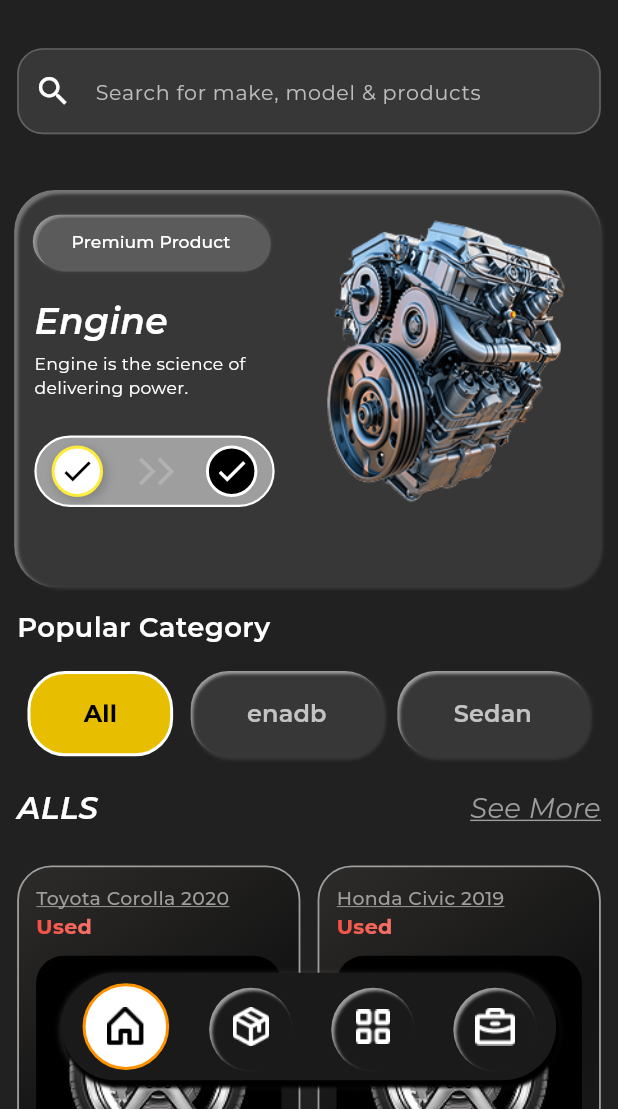
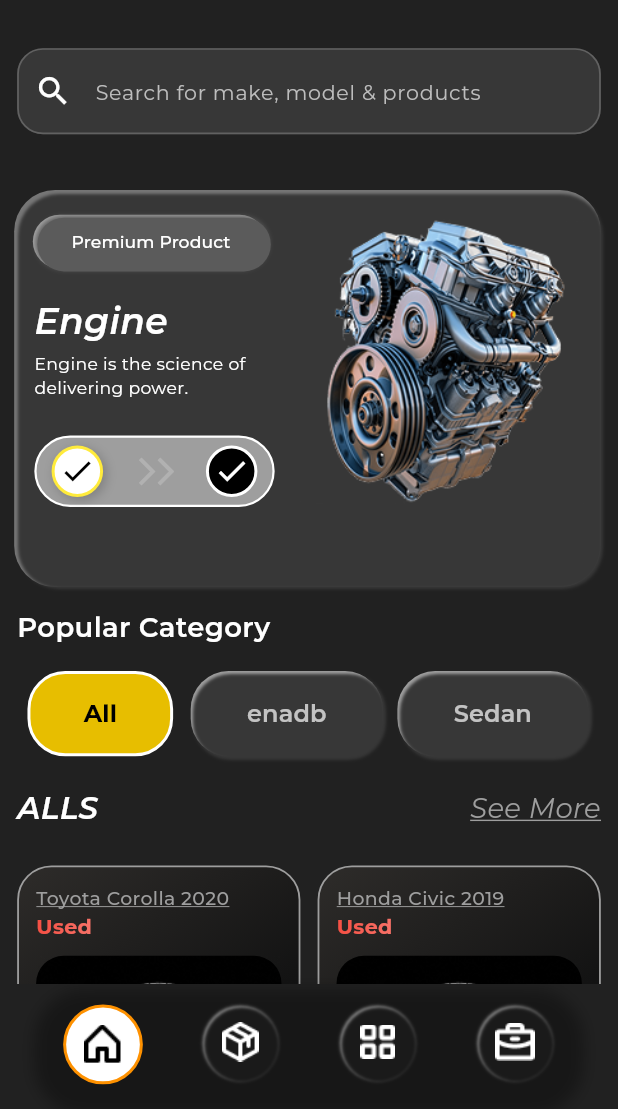
Before and after one commit to Ebadzmn/car_parts_app, a Flutter app: the screen it shows after launch, on a phone screen of 412 x 824 dp, the part 127-1236 px from its top. Run offline on Flutter 3.47's test engine with Material 3 defaults, Android fonts, the phone set to English and light mode, and no system bars; our stand-ins replace bloc, carousel_slider, dartz, dotted_border, equatable, flutter_animate and 8 more; missing offline and left inert: gradient_slide_to_act.

Commit message:
for delivery

```diff
--- a/lib/main.dart
+++ b/lib/main.dart
@@ -6,34 +6,34 @@ import 'package:car_parts_app/presentation/details/bloc/details_bloc.dart';
 import 'package:car_parts_app/presentation/faqs/bloc/faqs_bloc.dart';
 import 'package:car_parts_app/presentation/home/bloc/drug_bloc.dart';
 import 'package:car_parts_app/presentation/home/bloc/home_bloc.dart';
+import 'package:car_parts_app/presentation/home/pages/main_screen.dart';
 import 'package:car_parts_app/presentation/onboard/bloc/onboard_bloc.dart';
-
 import 'package:flutter/material.dart';
 import 'package:flutter/services.dart';
 import 'package:flutter_screenutil/flutter_screenutil.dart';
 import 'package:flutter_bloc/flutter_bloc.dart';
 
+
 void main() async {
   WidgetsFlutterBinding.ensureInitialized();
   await di.init();
 
-
+  // Set system navigation bar color normal (non-transparent)
+  SystemChrome.setSystemUIOverlayStyle(const SystemUiOverlayStyle(
+    systemNavigationBarColor: Colors.black,
+    systemNavigationBarIconBrightness: Brightness.light,
+    statusBarColor: Colors.transparent, // optional
+    statusBarIconBrightness: Brightness.light,
+  ));
 
   runApp(const MyApp());
 }
-
 
 class MyApp extends StatelessWidget {
   const MyApp({super.key});
 
   @override
   Widget build(BuildContext context) {
-    // SystemChrome.setSystemUIOverlayStyle(
-    //   const SystemUiOverlayStyle(
-    //     statusBarColor: Colors.amber, // transparent করতে হবে
-    //     statusBarIconBrightness: Brightness.light,
-    //   ),
-    // );
     return ScreenUtilInit(
       designSize: const Size(360, 690),
       minTextAdapt: true,
@@ -42,38 +42,30 @@ class MyApp extends StatelessWidget {
         return MultiBlocProvider(
           providers: [
             BlocProvider(
-              create: (context) =>
-                  di.sl<OnboardBloc>()..add(FetchOnBoardEvent()),
+              create: (context) => di.sl<OnboardBloc>()..add(FetchOnBoardEvent()),
             ),
             BlocProvider(
               create: (context) => di.sl<HomeBloc>()..add(FetchCardEvent()),
             ),
             BlocProvider(
-              create: (context) =>
-                  di.sl<DetailsBloc>()..add(CaroselPageChanged(0)),
+              create: (context) => di.sl<DetailsBloc>()..add(CaroselPageChanged(0)),
             ),
             BlocProvider(create: (context) => di.sl<FaqsBloc>()),
             BlocProvider(create: (context) => di.sl<DragBloc>()),
             BlocProvider(create: (context) => di.sl<BottomNavBloc>()),
             BlocProvider(
-              create: (context) =>
-                  di.sl<CategoryBloc>()..add(LoadCategoryEvent()),
+              create: (context) => di.sl<CategoryBloc>()..add(LoadCategoryEvent()),
             ),
           ],
           child: MaterialApp.router(
-            theme: ThemeData(scaffoldBackgroundColor: Color(0xFF212121)),
+            theme: ThemeData(
+              scaffoldBackgroundColor: const Color(0xFF212121),
+            ),
             debugShowCheckedModeBanner: false,
-
-            routerConfig: appRouter
-
-
-            // home: ChangeBasicInfo(),
-            // home: LoginPage(),
-            // home: CarDetailsPage(carImages: []),
-             // home: CustomHorizontalStepperPage(),
-            // home: CustomHorizontalStepperPage(),
-            // home: CarDetailsPage(carImages: [],),
-
+            routerConfig: appRouter,
+            builder: (context, child) {
+              return child!; // set MainScreen as home
+            },
           ),
         );
       },
--- a/lib/presentation/home/pages/home_page.dart
+++ b/lib/presentation/home/pages/home_page.dart
@@ -23,16 +23,16 @@ class HomePage extends StatelessWidget {
     final screenWidth = 1.sw;
 
       // 🔹 Make status bar transparent & icons light
-    SystemChrome.setSystemUIOverlayStyle(
-      const SystemUiOverlayStyle(
-        systemNavigationBarColor: Colors.amber,
-        statusBarColor: Colors.amber,
-        statusBarIconBrightness: Brightness.light,
-      ),
-    );
+    // SystemChrome.setSystemUIOverlayStyle(
+    //   const SystemUiOverlayStyle(
+    //     // systemNavigationBarColor: Colors.amber,
+    //     // statusBarColor: Colors.amber,
+    //     statusBarIconBrightness: Brightness.light,
+    //   ),
+    // );
 
     return Scaffold(
-      extendBodyBehindAppBar: true,
+
       drawer:  DrawerWidget(),
       body: Stack(
         children: [
@@ -42,8 +42,6 @@ class HomePage extends StatelessWidget {
             child: Column(
               children: [
                 SizedBox(height: 24.h),
-
-
                 const AppBarWidget(),
                 SizedBox(height: 24.h),
                 const SearchWidget(),
--- a/lib/presentation/home/pages/main_screen.dart
+++ b/lib/presentation/home/pages/main_screen.dart
@@ -1,128 +1,207 @@
-import 'package:car_parts_app/core/config/assets_path.dart';
-import 'package:car_parts_app/core/coreWidget/bloc/navbar_bloc.dart';
-import 'package:car_parts_app/core/coreWidget/bloc/navbar_event.dart';
-import 'package:car_parts_app/core/coreWidget/bloc/navbar_state.dart';
-import 'package:car_parts_app/presentation/category/pages/category_pages.dart';
-import 'package:car_parts_app/presentation/details/pages/car_details_page.dart';
-import 'package:car_parts_app/presentation/filterProduct/pages/filter_page.dart';
-import 'package:car_parts_app/presentation/filterProduct/pages/product_page.dart';
-import 'package:car_parts_app/presentation/home/pages/home_page.dart';
-import 'package:car_parts_app/presentation/sellerAccount/seller_account.dart';
+// import 'package:car_parts_app/core/config/assets_path.dart';
+// import 'package:car_parts_app/core/coreWidget/bloc/navbar_bloc.dart';
+// import 'package:car_parts_app/core/coreWidget/bloc/navbar_event.dart';
+// import 'package:car_parts_app/core/coreWidget/bloc/navbar_state.dart';
+// import 'package:car_parts_app/presentation/category/pages/category_pages.dart';
+// import 'package:car_parts_app/presentation/details/pages/car_details_page.dart';
+// import 'package:car_parts_app/presentation/filterProduct/pages/filter_page.dart';
+// import 'package:car_parts_app/presentation/filterProduct/pages/product_page.dart';
+// import 'package:car_parts_app/presentation/home/pages/home_page.dart';
+// import 'package:car_parts_app/presentation/sellerAccount/seller_account.dart';
+// import 'package:flutter/material.dart';
+// import 'package:flutter/services.dart';
+// import 'package:flutter_bloc/flutter_bloc.dart';
+// import 'package:flutter_screenutil/flutter_screenutil.dart';
+
+// class MainScreen extends StatelessWidget {
+//   MainScreen({super.key});
+
+//   final List<Widget> _screens = [
+//     const HomePage(),
+//     ProductPage(),
+//     const CategoryPages(),
+//     const SellerAccount(), // Profile or other
+//   ];
+
+//   @override
+//   Widget build(BuildContext context) {
+
+//       // Hide navigation bar completely
+//     // SystemChrome.setEnabledSystemUIMode(
+//     //   SystemUiMode.manual,
+//     //   overlays: [SystemUiOverlay.top], // Only status bar, hide bottom nav
+//     // );
+//   // Tablet check
+//     return BlocProvider(
+//       create: (_) => BottomNavBloc(),
+//       child: BlocBuilder<BottomNavBloc, BottomNavState>(
+//         builder: (context, state) {
+//           double screenWidth = MediaQuery.of(context).size.width;
+
+//           return Scaffold(
+
+//             backgroundColor: Colors.black,
+//             body: Stack(
+//               children: [
+//                 IndexedStack(
+//                   index: state.currentIndex,
+//                   children: _screens,
+//                 ),
+//                 Positioned(
+//                   left: 0,
+//                   right: 0,
+//                   bottom: 40.h,
+//                   child: Center(
+//                     child: Container(
+//                       height: 60.h,
+//                       width: screenWidth * 0.8,
+//                       decoration: BoxDecoration(
+//                         borderRadius: BorderRadius.circular(100.r),
+//                         boxShadow: [
+//                           BoxShadow(
+//                             color: Colors.grey.withOpacity(0.3),
+//                             blurRadius: 3,
+//                             spreadRadius: 1,
+//                             offset: const Offset(0, 2),
+//                           ),
+//                           const BoxShadow(
+//                             color: Colors.black,
+//                             blurRadius: 1,
+//                             spreadRadius: 1,
+//                             offset: Offset(2, 4),
+//                           ),
+//                         ],
+//                         color: const Color(0xFF1A1A1A),
+//                       ),
+//                       child: Row(
+//                         mainAxisAlignment: MainAxisAlignment.spaceAround,
+//                         children: [
+//                           _navItem(
+//                             context,
+//                             index: 0,
+//                             currentIndex: state.currentIndex,
+//                             iconPath: AssetsPath.navhome,
+//                           ),
+//                           _navItem(
+//                             context,
+//                             index: 1,
+//                             currentIndex: state.currentIndex,
+//                             iconPath: AssetsPath.nav2,
+//                           ),
+//                           _navItem(
+//                             context,
+//                             index: 2,
+//                             currentIndex: state.currentIndex,
+//                             iconPath: AssetsPath.navcat,
+//                           ),
+//                           _navItem(
+//                             context,
+//                             index: 3,
+//                             currentIndex: state.currentIndex,
+//                             iconPath: AssetsPath.navcart,
+//                           ),
+//                         ],
+//                       ),
+//                     ),
+//                   ),
+//                 ),
+//               ],
+//             ),
+//           );
+//         },
+//       ),
+//     );
+//   }
+
+//   Widget _navItem(BuildContext context, {
+//     required int index,
+//     required int currentIndex,
+//     required String iconPath,
+//   }) {
+//     final bool isSelected = currentIndex == index;
+//         final screenWidth = MediaQuery.of(context).size.width;
+//     final bool isTablet = screenWidth > 600;
+
+//     return GestureDetector(
+//       onTap: () {
+//         context.read<BottomNavBloc>().add(TabChanged(index));
+//       },
+//       child: AnimatedContainer(
+//         duration: const Duration(milliseconds: 250),
+//         padding: EdgeInsets.all(12.sp),
+//         decoration: BoxDecoration(
+//           borderRadius: BorderRadius.circular(100.r),
+//           color: isSelected ? Colors.white : Colors.transparent,
+//           border: isSelected
+//               ? Border.all(color: const Color(0xFFFE9100), width: 2)
+//               : null,
+//           boxShadow: !isSelected
+//               ? [
+//                   const BoxShadow(
+//                     color: Colors.grey,
+//                     blurRadius: 0,
+//                     spreadRadius: 1,
+//                     offset: Offset(0, 2),
+//                   ),
+//                   const BoxShadow(
+//                     color: Color(0xFF1A1A1A),
+//                     blurRadius: 1,
+//                     spreadRadius: 1,
+//                     offset: Offset(2, 4),
+//                   ),
+//                 ]
+//               : [],
+//         ),
+//         child: Image.asset(
+//           iconPath,
+//           height:  22.h,
+//           width: 22.h,
+//           color: isSelected ? Colors.black : Colors.white,
+//         ),
+//       ),
+//     );
+//   }
+// }
 import 'package:flutter/material.dart';
-import 'package:flutter_bloc/flutter_bloc.dart';
 import 'package:flutter_screenutil/flutter_screenutil.dart';
 
-class MainScreen extends StatelessWidget {
-  MainScreen({super.key});
+// Assets import
+import 'package:car_parts_app/core/config/assets_path.dart';
+import 'package:car_parts_app/presentation/home/pages/home_page.dart';
+import 'package:car_parts_app/presentation/filterProduct/pages/product_page.dart';
+import 'package:car_parts_app/presentation/category/pages/category_pages.dart';
+import 'package:car_parts_app/presentation/sellerAccount/seller_account.dart';
+
+class MainScreen extends StatefulWidget {
+  const MainScreen({super.key});
+
+  @override
+  State<MainScreen> createState() => _MainScreenState();
+}
+
+class _MainScreenState extends State<MainScreen> {
+  int _currentIndex = 0;
 
   final List<Widget> _screens = [
     const HomePage(),
     ProductPage(),
     const CategoryPages(),
-    const SellerAccount(), // Profile or other
+    const SellerAccount(),
   ];
 
-  @override
-  Widget build(BuildContext context) {
-  // Tablet check
-    return BlocProvider(
-      create: (_) => BottomNavBloc(),
-      child: BlocBuilder<BottomNavBloc, BottomNavState>(
-        builder: (context, state) {
-          double screenWidth = MediaQuery.of(context).size.width;
-
-          return Scaffold(
-            backgroundColor: Colors.black,
-            body: Stack(
-              children: [
-                IndexedStack(
-                  index: state.currentIndex,
-                  children: _screens,
-                ),
-                Positioned(
-                  left: 0,
-                  right: 0,
-                  bottom: 16.h,
-                  child: Center(
-                    child: Container(
-                      height: 60.h,
-                      width: screenWidth * 0.8,
-                      decoration: BoxDecoration(
-                        borderRadius: BorderRadius.circular(100.r),
-                        boxShadow: [
-                          BoxShadow(
-                            color: Colors.grey.withOpacity(0.3),
-                            blurRadius: 3,
-                            spreadRadius: 1,
-                            offset: const Offset(0, 2),
-                          ),
-                          const BoxShadow(
-                            color: Colors.black,
-                            blurRadius: 1,
-                            spreadRadius: 1,
-                            offset: Offset(2, 4),
-                          ),
-                        ],
-                        color: const Color(0xFF1A1A1A),
-                      ),
-                      child: Row(
-                        mainAxisAlignment: MainAxisAlignment.spaceAround,
-                        children: [
-                          _navItem(
-                            context,
-                            index: 0,
-                            currentIndex: state.currentIndex,
-                            iconPath: AssetsPath.navhome,
-                          ),
-                          _navItem(
-                            context,
-                            index: 1,
-                            currentIndex: state.currentIndex,
-                            iconPath: AssetsPath.nav2,
-                          ),
-                          _navItem(
-                            context,
-                            index: 2,
-                            currentIndex: state.currentIndex,
-                            iconPath: AssetsPath.navcat,
-                          ),
-                          _navItem(
-                            context,
-                            index: 3,
-                            currentIndex: state.currentIndex,
-                            iconPath: AssetsPath.navcart,
-                          ),
-                        ],
-                      ),
-                    ),
-                  ),
-                ),
-              ],
-            ),
-          );
-        },
-      ),
-    );
+  void _onTap(int index) {
+    setState(() {
+      _currentIndex = index;
+    });
   }
 
-  Widget _navItem(BuildContext context, {
-    required int index,
-    required int currentIndex,
-    required String iconPath,
-  }) {
-    final bool isSelected = currentIndex == index;
-        final screenWidth = MediaQuery.of(context).size.width;
-    final bool isTablet = screenWidth > 600;
-
-    return GestureDetector(
-      onTap: () {
-        context.read<BottomNavBloc>().add(TabChanged(index));
-      },
-      child: AnimatedContainer(
+  // Custom circular nav icon
+  Widget _buildNavIcon(String iconPath, bool isSelected) {
+    return AnimatedContainer(
       duration: const Duration(milliseconds: 250),
-        padding: EdgeInsets.all(12.sp),
+      padding: EdgeInsets.all(10.sp),
       decoration: BoxDecoration(
-          borderRadius: BorderRadius.circular(100.r),
+        borderRadius: BorderRadius.circular(50.r),
         color: isSelected ? Colors.white : Colors.transparent,
         border: isSelected
             ? Border.all(color: const Color(0xFFFE9100), width: 2)
@@ -131,24 +210,78 @@ class MainScreen extends StatelessWidget {
             ? [
                 const BoxShadow(
                   color: Colors.grey,
-                    blurRadius: 0,
-                    spreadRadius: 1,
-                    offset: Offset(0, 2),
+                  blurRadius: 1,
+                  spreadRadius: 0.5,
+                  offset: Offset(0, 1),
                 ),
                 const BoxShadow(
                   color: Color(0xFF1A1A1A),
                   blurRadius: 1,
-                    spreadRadius: 1,
-                    offset: Offset(2, 4),
+                  spreadRadius: 0.5,
+                  offset: Offset(1, 2),
                 ),
               ]
             : [],
       ),
       child: Image.asset(
         iconPath,
-          height:  22.h,
+        height: 22.h,
         width: 22.h,
         color: isSelected ? Colors.black : Colors.white,
+      ),
+    );
+  }
+
+  @override
+  Widget build(BuildContext context) {
+    return Scaffold(
+
+      body: _screens[_currentIndex],
+      bottomNavigationBar: SafeArea(
+        child: Container(
+          height: 70.h,
+          margin: EdgeInsets.symmetric(horizontal: 20.w), // floating style
+          decoration: BoxDecoration(
+            // color: const Color(0xFF1A1A1A),
+            color: Colors.transparent,
+            borderRadius: BorderRadius.circular(30.r),
+            boxShadow: [
+              BoxShadow(
+                color: Colors.black.withOpacity(0.3),
+                blurRadius: 8,
+                offset: const Offset(0, 4),
+              ),
+            ],
+          ),
+          child: BottomNavigationBar(
+            currentIndex: _currentIndex,
+            onTap: _onTap,
+            type: BottomNavigationBarType.fixed,
+            backgroundColor: Colors.transparent,
+            elevation: 0,
+            selectedItemColor: Colors.orange,
+            unselectedItemColor: Colors.white,
+            showSelectedLabels: false,
+            showUnselectedLabels: false,
+            items: [
+              BottomNavigationBarItem(
+                icon: _buildNavIcon(AssetsPath.navhome, _currentIndex == 0),
+                label: 'Home',
+              ),
+              BottomNavigationBarItem(
+                icon: _buildNavIcon(AssetsPath.nav2, _currentIndex == 1),
+                label: 'Products',
+              ),
+              BottomNavigationBarItem(
+                icon: _buildNavIcon(AssetsPath.navcat, _currentIndex == 2),
+                label: 'Category',
+              ),
+              BottomNavigationBarItem(
+                icon: _buildNavIcon(AssetsPath.navcart, _currentIndex == 3),
+                label: 'Account',
+              ),
+            ],
+          ),
         ),
       ),
     );
--- a/lib/presentation/home/widget/bottom_nav_widget.dart
+++ b/lib/presentation/home/widget/bottom_nav_widget.dart
@@ -15,7 +15,7 @@ class BottomNavBarwidget extends StatelessWidget {
     return Positioned(
       left: 0,
       right: 0,
-      bottom: 16.h, // slightly above bottom edge (floating look)
+      bottom: 20.h, // slightly above bottom edge (floating look)
       child: Center(
         child: Container(
           height: 60.h,
```
Lines whose indentation alone changed are shown as unchanged.
